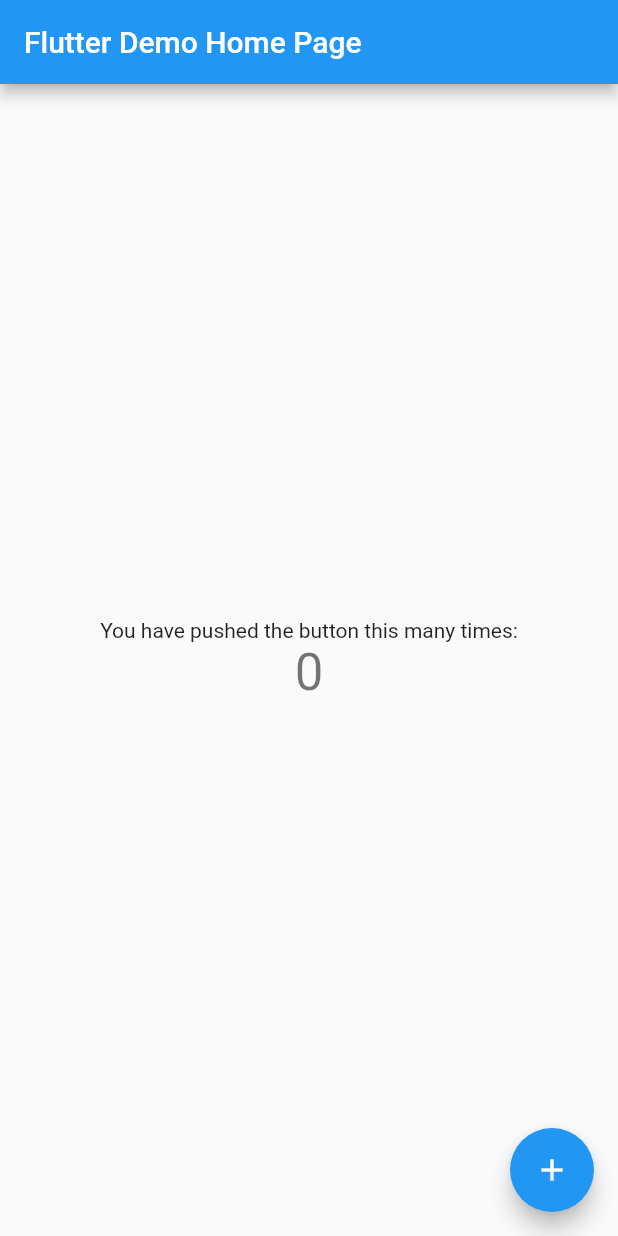
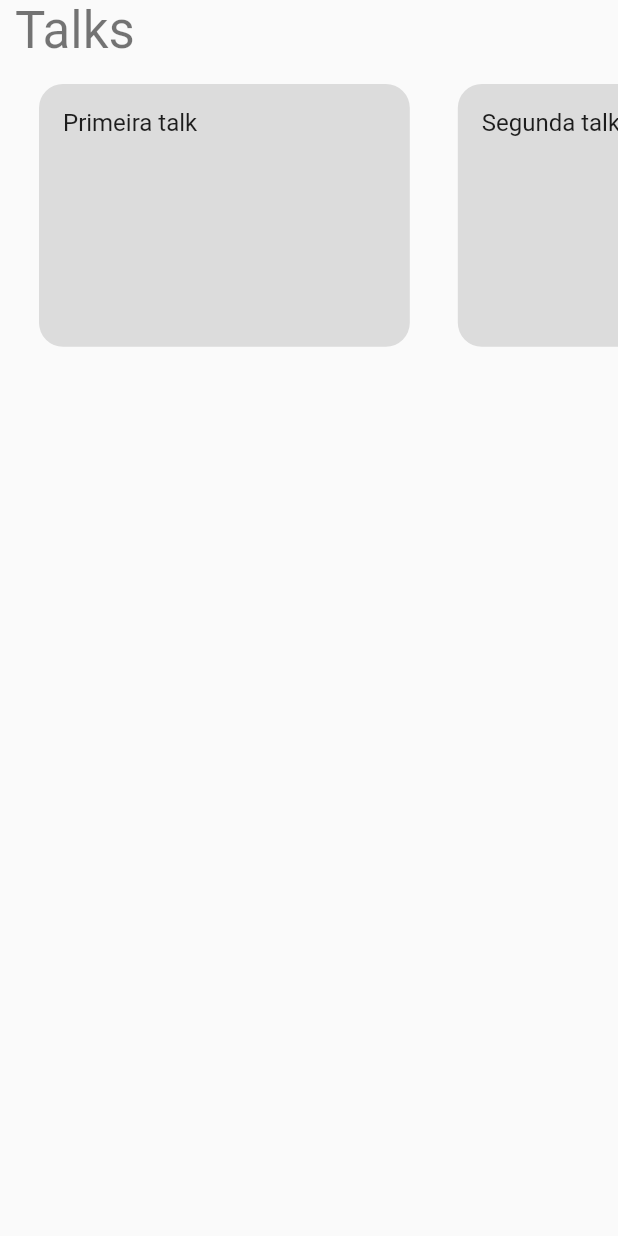
Before and after one commit to rcorbellini/InABottle, a Flutter app: the screen it shows after launch, on a phone screen of 412 x 824 dp. Run offline on Flutter 3.47's test engine with Material 2 defaults, Android fonts, the phone set to English and light mode, and no system bars.

Commit message:
feat: Home Melhorado os models de talk, pra poder ter um inicio na home

```diff
--- /dev/null
+++ b/geochat/lib/home/home_event.dart
@@ -0,0 +1,17 @@
+import 'package:geochat/local_message/local/local_dto.dart';
+import 'package:geochat/map/point_dto.dart';
+
+abstract class HomeEvent{
+}
+
+class AddLocal extends HomeEvent{
+  final TypeLocal type;
+
+  AddLocal(this.type);
+}
+
+class LoadByPosition{
+  final Point point;
+
+  LoadByPosition(this.point);
+}
--- /dev/null
+++ b/geochat/lib/home/home_widget.dart
@@ -0,0 +1,83 @@
+import 'package:flutter/material.dart';
+import 'package:geochat/local_message/talk/talk_dto.dart';
+
+class HomeWidget extends StatefulWidget {
+  @override
+  _HomeWidgetState createState() => _HomeWidgetState();
+}
+
+class _HomeWidgetState extends State<HomeWidget> {
+  //TODO, fazer vir via arquitetura.
+  List<Talk> talks = [
+    Talk(title: 'Primeira talk'),
+    Talk(title: 'Segunda talk'),
+    Talk(title: 'Terceira talk'),
+    Talk(title: 'Quarta talk'),
+  ];
+
+  @override
+  Widget build(BuildContext context) {
+    return Scaffold(
+        body: Column(children: <Widget>[
+      buildHeader(),
+
+      //conteudo
+      SingleChildScrollView(
+        child: Column(
+          mainAxisAlignment: MainAxisAlignment.start,
+          crossAxisAlignment: CrossAxisAlignment.start,
+          children: <Widget>[buildTalks(), buildFeed()],
+        ),
+      ),
+
+      buildFooter()
+    ]));
+  }
+
+  Widget buildFeed() {
+    return Container();
+  }
+
+  Widget buildTalks() {
+    return Container(
+        padding: const EdgeInsets.only(left: 10.0),
+        height: MediaQuery.of(context).size.height * 0.30,
+        child: Column(
+          crossAxisAlignment: CrossAxisAlignment.start,
+          children: <Widget>[
+            Text("Talks", style: Theme.of(context).textTheme.display1,),
+            Expanded(
+                child: ListView(
+              scrollDirection: Axis.horizontal,
+              children: talks.map(_buildTalkItem).toList(),
+            ))
+          ],
+        ));
+  }
+
+  Widget _buildTalkItem(Talk talk) {
+    return Container(
+        margin: const EdgeInsets.all(16),
+        width: MediaQuery.of(context).size.height * 0.30,
+        decoration: BoxDecoration(
+            color: Colors.black12,
+            borderRadius: const BorderRadius.all(Radius.circular(16.0))),
+        padding: const EdgeInsets.all(16),
+        child: Text(
+          talk.title,
+          style:  Theme.of(context).textTheme.subhead,
+        ));
+  }
+
+  //Footer
+  //TODO fazer
+  Widget buildFooter() {
+    return Container();
+  }
+
+  //Footer
+  //TODO fazer
+  Widget buildHeader() {
+    return Container();
+  }
+}
--- a/geochat/lib/local_message/chat/message_chat_dto.dart
+++ b/geochat/lib/local_message/chat/message_chat_dto.dart
@@ -4,5 +4,5 @@
   final User user;
   final String text;
 
-  MessageChat({this.user, this.text})
+  MessageChat({this.user, this.text});
 }
--- a/geochat/lib/local_message/local/local_dto.dart
+++ b/geochat/lib/local_message/local/local_dto.dart
@@ -4,8 +4,9 @@
   final Point point;
   final String password;
   final Reach reach;
+  final TypeLocal type;
 
-  Local({this.point, this.password, this.reach});
+  Local({this.point, this.password, this.reach, this.type});
 }
 
 
@@ -14,3 +15,8 @@
 
   Reach({this.descricao});
 }
+
+
+class TypeLocal{
+
+}
--- /dev/null
+++ b/geochat/lib/local_message/talk/talk_category_dto.dart
@@ -0,0 +1,5 @@
+class TalkCategory{
+  String description;
+  String imageUrl;
+
+}
--- a/geochat/lib/local_message/talk/talk_dto.dart
+++ b/geochat/lib/local_message/talk/talk_dto.dart
@@ -1,7 +1,23 @@
 import 'package:geochat/local_message/talk/message_talk_dto.dart';
+import 'package:geochat/local_message/talk/talk_category_dto.dart';
 
-class Talk{
-  String title;
-  List<MessageTalk> open;
-  List<MessageTalk> close;
+class Talk {
+  final String title;
+  final DateTime startDate;
+  final DateTime endDate;
+  final List<MessageTalk> open;
+  final List<MessageTalk> close;
+  final TalkCategory mainCategory;
+  final List<TalkCategory> categories;
+  final int usersCount;
+
+  Talk(
+      {this.title,
+      this.startDate,
+      this.endDate,
+      this.open,
+      this.close,
+      this.usersCount,
+      this.categories,
+      this.mainCategory});
 }
--- a/geochat/lib/main.dart
+++ b/geochat/lib/main.dart
@@ -1,4 +1,5 @@
 import 'package:flutter/material.dart';
+import 'package:geochat/home/home_widget.dart';
 
 void main() => runApp(MyApp());
 
@@ -20,7 +21,7 @@
         // is not restarted.
         primarySwatch: Colors.blue,
       ),
-      home: MyHomePage(title: 'Flutter Demo Home Page'),
+      home: HomeWidget(),
     );
   }
 }
```
Also changed, not shown: geochat/lib/home/home_bloc.dart (added).
